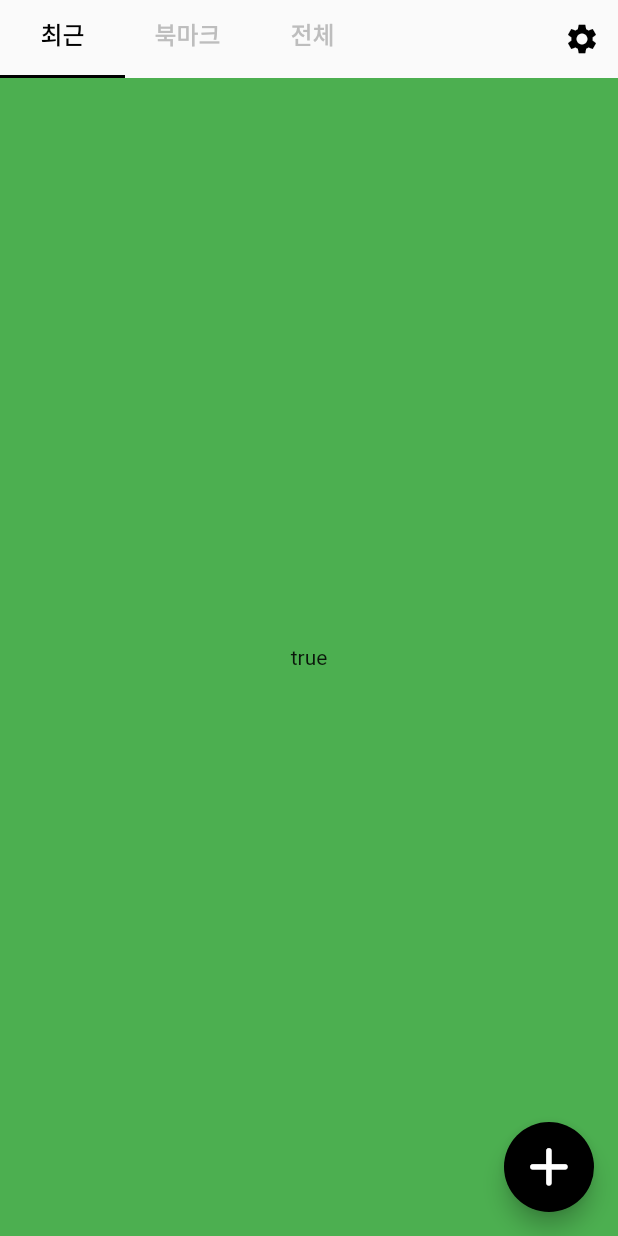
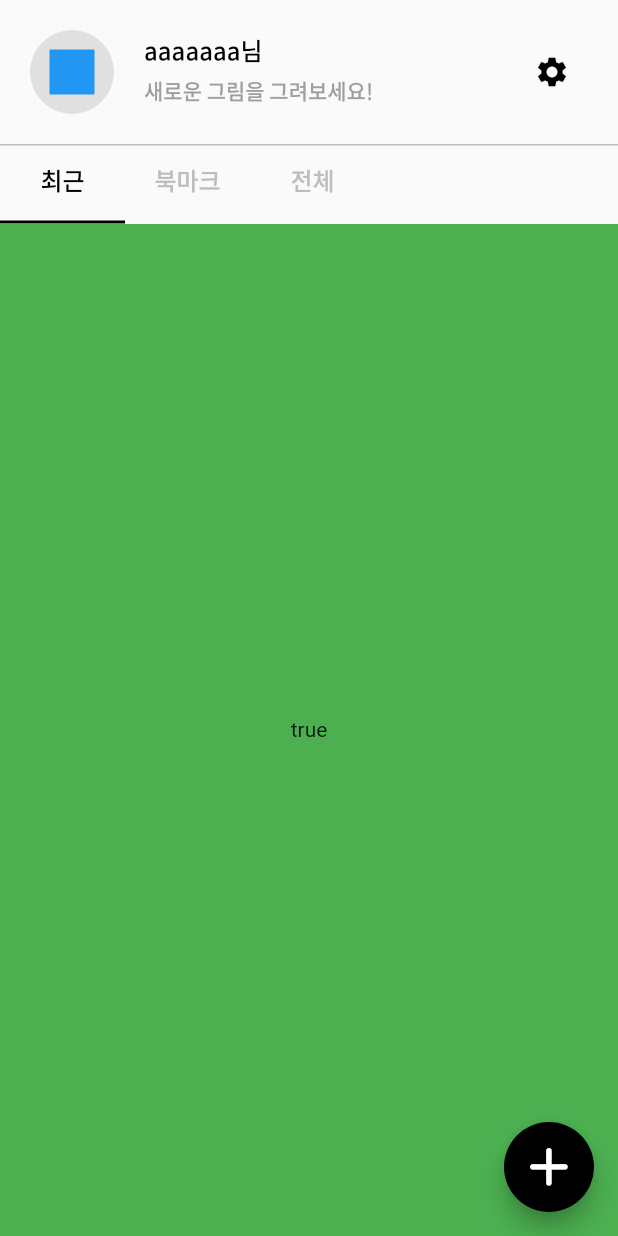
Before and after one commit to jgwng/drawCardApp, a Flutter app: the screen it shows after launch, on a phone screen of 412 x 824 dp. Run offline on Flutter 3.47's test engine with Material 2 defaults, Android fonts, the phone set to English and light mode, and no system bars; our stand-ins replace get.

Commit message:
0131 - 설정 화면 UI 틀 작업 / 메인 앱바 위젯화

```diff
--- a/lib/consts/pages.dart
+++ b/lib/consts/pages.dart
@@ -64,6 +64,6 @@ class AppPages{
         name : Routes.favorite,
         binding: FavoritePageBinding(),
         page: () =>FavoriteView()
-    )
+    ),
   ];
 }
--- a/lib/consts/routes.dart
+++ b/lib/consts/routes.dart
@@ -1,15 +1,27 @@
 class Routes{
   Routes._();
+  //스플래시 화면
+  static const String splash = '/splash';
 
-  static const String drawing = '/drawing';
-  static const String splash = '/splash';
+  // 로그인,회원 가입 화면
   static const String auth = '/auth';
   static const String login = '/login';
+
+  //메인 홈 화면
   static const String home = '/home';
-  static const String imageSelect = '/select';
-  static const String setting = '/setting';
   static const String favorite = '/favorite';
   static const String recent = '/recent';
   static const String total = '/total';
 
+  //드로잉,컬러링 이미지 선택 화면
+  static const String imageSelect = '/select';
+  static const String drawing = '/drawing';
+
+  //설정 화면
+  static const String setting = '/setting';
+  static const String notify = '/notify';
+  static const String question = '/question';
+  static const String terms = '/terms';
+  static const String privacy = '/privacy';
+  static const String personalInfo = '/personalInfo';
 }
--- a/lib/ui/pages/home/home_page.dart
+++ b/lib/ui/pages/home/home_page.dart
@@ -2,9 +2,6 @@ import 'package:drawcard/business_logic/controller/home_page/home_page_controlle
 import 'package:drawcard/consts/app_themes.dart';
 import 'package:drawcard/consts/routes.dart';
 import 'package:drawcard/ui/mixin/tabbar_mixin.dart';
-import 'package:drawcard/ui/pages/home/views/favorite_view.dart';
-import 'package:drawcard/ui/pages/home/views/recent_view.dart';
-import 'package:drawcard/ui/pages/home/views/total_view.dart';
 import 'dialog/menu_select_dialog.dart';
 import 'package:flutter/material.dart';
 import 'package:get/get.dart';
@@ -25,9 +22,51 @@ class _HomePageState extends State<HomePage> with TickerProviderStateMixin,TabBa
           mainAxisAlignment: MainAxisAlignment.start,
           crossAxisAlignment: CrossAxisAlignment.start,
           children: [
-            Row(
+            SizedBox(height: 20,),
+            Container(
+              padding: EdgeInsets.symmetric(horizontal: 20),
+
+              child: Row(
                 mainAxisAlignment: MainAxisAlignment.spaceBetween,
                 children: [
+                  Row(
+                    mainAxisAlignment: MainAxisAlignment.start,
+                    children: [
+                      CircleAvatar(
+                        radius: 28,
+                        backgroundColor: Colors.grey[300],
+                        child: Container(
+                          width: 30,
+                          height: 30,
+                          color: Colors.blue,
+                        ),
+                      ),
+                      SizedBox(width: 20,),
+                      Column(
+                        crossAxisAlignment: CrossAxisAlignment.start,
+                        children: [
+                          Text('aaaaaaa님',style: AppThemes.textTheme.bodyText1,),
+                          SizedBox(height: 8,),
+                          Text('새로운 그림을 그려보세요!',style: AppThemes.textTheme.subtitle2!.copyWith(color:Colors.grey),),
+                        ],
+                      )
+                    ],
+                  ),
+                  IconButton(
+                      icon: Icon(
+                        Icons.settings,
+                        color: Colors.black,),
+                      onPressed: () => Get.toNamed(Routes.setting))
+
+                ],
+              ),
+            ),
+            SizedBox(height: 20,),
+            Divider(
+              color: Colors.grey[400],
+              height: 1,
+              thickness: 1,
+            ),
             Container(
               width: 250,
               alignment : Alignment.centerLeft,
@@ -46,13 +85,6 @@ class _HomePageState extends State<HomePage> with TickerProviderStateMixin,TabBa
                 labelColor: Colors.black,
                 unselectedLabelColor: Colors.grey[400],
               ),
-                ),
-                IconButton(
-                    icon: Icon(
-                      Icons.settings,
-                      color: Colors.black,),
-                      onPressed: () => Get.toNamed(Routes.setting))
-              ],
             ),
             Expanded(
               child: TabBarView(
```
Also changed, not shown: lib/ui/pages/setting/setting_page.dart (+116 -7 lines), lib/ui/widget/drawing_app_bar.dart (added, +28 -0 lines). Lines whose indentation alone changed are shown as unchanged.
